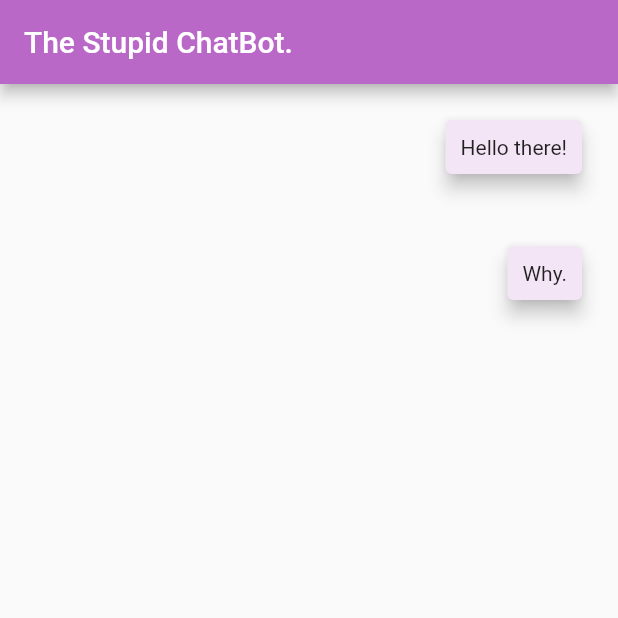
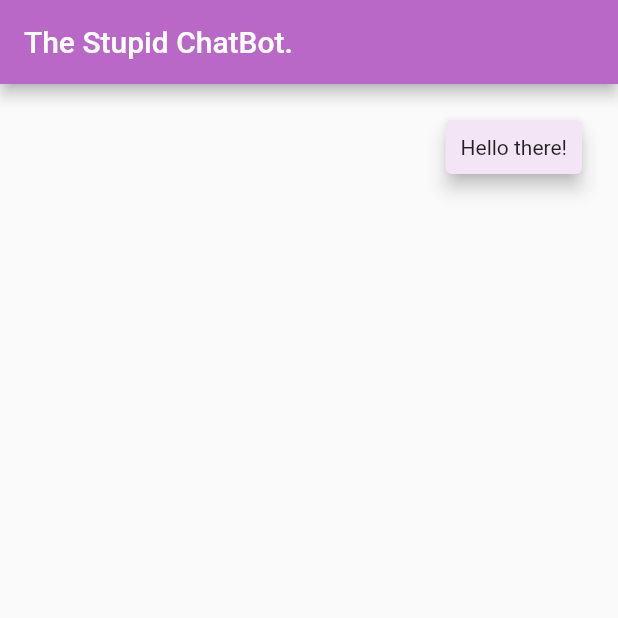
Before and after one commit to RickyRCoding/Why, a Flutter app: the screen it shows after launch, on a phone screen of 412 x 824 dp, the top half of it. Run offline on Flutter 3.47's test engine with Material 2 defaults, Android fonts, the phone set to English and light mode, and no system bars.

Commit message:
Delete why text.

```diff
--- a/lib/main.dart
+++ b/lib/main.dart
@@ -24,7 +24,6 @@ class _MyAppState extends State<MyApp> {
           child: Column(
             children: [
               TextChat("Hello there!"),
-              TextChat("Why."),
             ],
           ),
         ),
```
